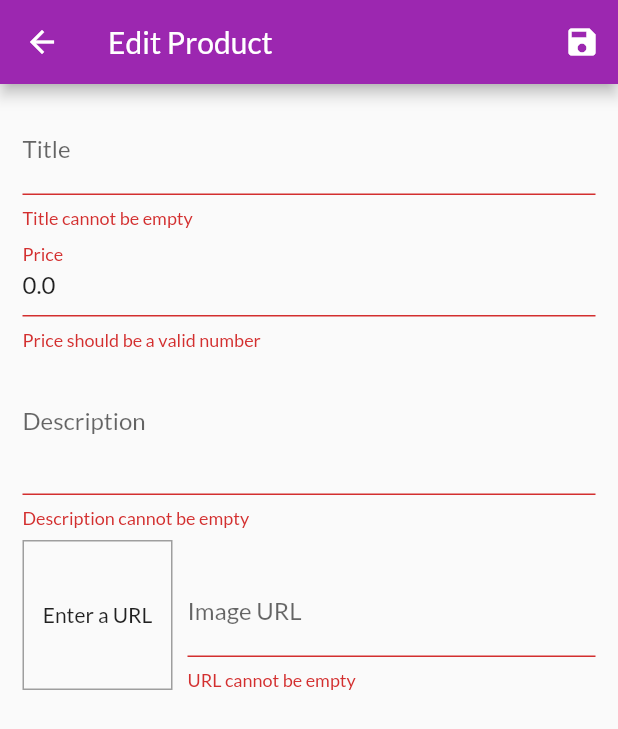
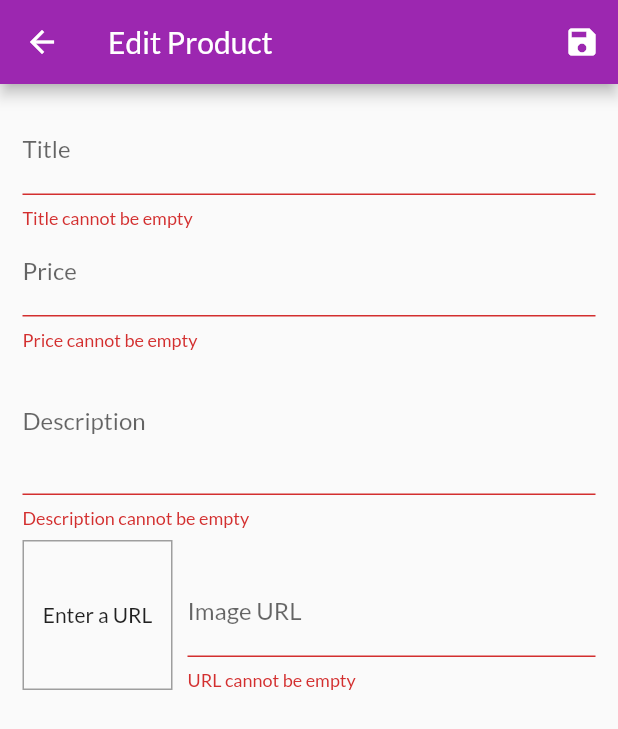
Before and after one commit to mlrosalesg/flutter_shop, a Flutter app: the EditProductScreen screen opened by its route, after a tap on the "save" icon, on a phone screen of 412 x 824 dp. Shown: the top 729 px of the screen. Run offline on Flutter 3.47's test engine with Material 2 defaults, Android fonts, the phone set to English and light mode, and no system bars; network calls fail.

Commit message:
Implemented add product into firebase

```diff
--- a/lib/screens/edit_product_screen.dart
+++ b/lib/screens/edit_product_screen.dart
@@ -1,8 +1,8 @@
 import 'package:flutter/material.dart';
 import 'package:provider/provider.dart';
 
-import 'package:shop/providers/product.dart';
-import 'package:shop/providers/products.dart';
+import '../providers/product.dart';
+import '../providers/products.dart';
 
 bool isValidImageUrl(String url) {
   if (url.isEmpty) {
@@ -46,6 +46,7 @@ class _EditProductScreenState extends State<EditProductScreen> {
   String _description = '';
   String _imageUrl = '';
   bool _isFavorite = false;
+  bool _isLoading = false;
 
   @override
   void initState() {
@@ -63,6 +64,7 @@ class _EditProductScreenState extends State<EditProductScreen> {
     //the arguments I could use onRouteChanged in the MaterialApp
     if (_isInit) {
       id = ModalRoute.of(context)!.settings.arguments as String?;
+      print(id);
       if (id != null && id!.isNotEmpty) {
         var _editedProduct =
             Provider.of<Products>(context, listen: false).findById(id!);
@@ -96,6 +98,9 @@ class _EditProductScreenState extends State<EditProductScreen> {
       return;
     }
     _form.currentState?.save();
+    setState(() {
+      _isLoading = true;
+    });
 
     var _product = Product(
         id: id ?? '',
@@ -106,14 +111,20 @@ class _EditProductScreenState extends State<EditProductScreen> {
         isFavorite: _isFavorite);
 
     if (id == null) {
-      Provider.of<Products>(context, listen: false).addProduct(_product);
-      print('Added new product!');
+      Provider.of<Products>(context, listen: false)
+          .addProduct(_product)
+          .then((_) {
+        Navigator.of(context).pop();
+        setState(() {
+          _isLoading = false;
+        });
+      });
     } else {
       Provider.of<Products>(context, listen: false)
           .updateProduct(id!, _product);
-      print('Updated product with id $id!');
+      Navigator.of(context).pop();
     }
-    Navigator.of(context).pop();
+    //Navigator.of(context).pop();
   }
 
   // Always dispose the focus nodes after using!!
@@ -141,7 +152,11 @@ class _EditProductScreenState extends State<EditProductScreen> {
               icon: Icon(Icons.save))
         ],
       ),
-      body: Padding(
+      body: _isLoading
+          ? Center(
+              child: CircularProgressIndicator(),
+            )
+          : Padding(
               padding: const EdgeInsets.all(15),
               child: Form(
                 key: _form,
@@ -169,13 +184,15 @@ class _EditProductScreenState extends State<EditProductScreen> {
                       keyboardType: TextInputType.number,
                       textInputAction: TextInputAction.next,
                       focusNode: _priceFocusNode,
-                initialValue: _price.toString(),
+                      initialValue: _price == 0 ? '' : _price.toString(),
                       onFieldSubmitted: (_) {
-                  FocusScope.of(context).requestFocus(_descriptionFocusNode);
+                        FocusScope.of(context)
+                            .requestFocus(_descriptionFocusNode);
                       },
                       onSaved: (value) {
-                  _price =
-                      value != null ? double.tryParse(value) ?? _price : _price;
+                        _price = value != null
+                            ? double.tryParse(value) ?? _price
+                            : _price;
                       },
                       validator: (value) {
                         if (value == null || value.isEmpty) {
@@ -233,7 +250,8 @@ class _EditProductScreenState extends State<EditProductScreen> {
                         ),
                         Expanded(
                           child: TextFormField(
-                      decoration: InputDecoration(label: Text('Image URL')),
+                            decoration:
+                                InputDecoration(label: Text('Image URL')),
                             keyboardType: TextInputType.url,
                             textInputAction: TextInputAction.done,
                             focusNode: _imageUrlFocusNode,
--- a/lib/screens/user_products_screen.dart
+++ b/lib/screens/user_products_screen.dart
@@ -1,7 +1,7 @@
 import 'package:flutter/material.dart';
 import 'package:provider/provider.dart';
-import 'package:shop/widgets/user_product_item.dart';
 
+import '../widgets/user_product_item.dart';
 import '../providers/products.dart';
 import 'edit_product_screen.dart';
 
```
Also changed, not shown: lib/providers/products.dart (+18 -2 lines). Lines whose indentation alone changed are shown as unchanged.
